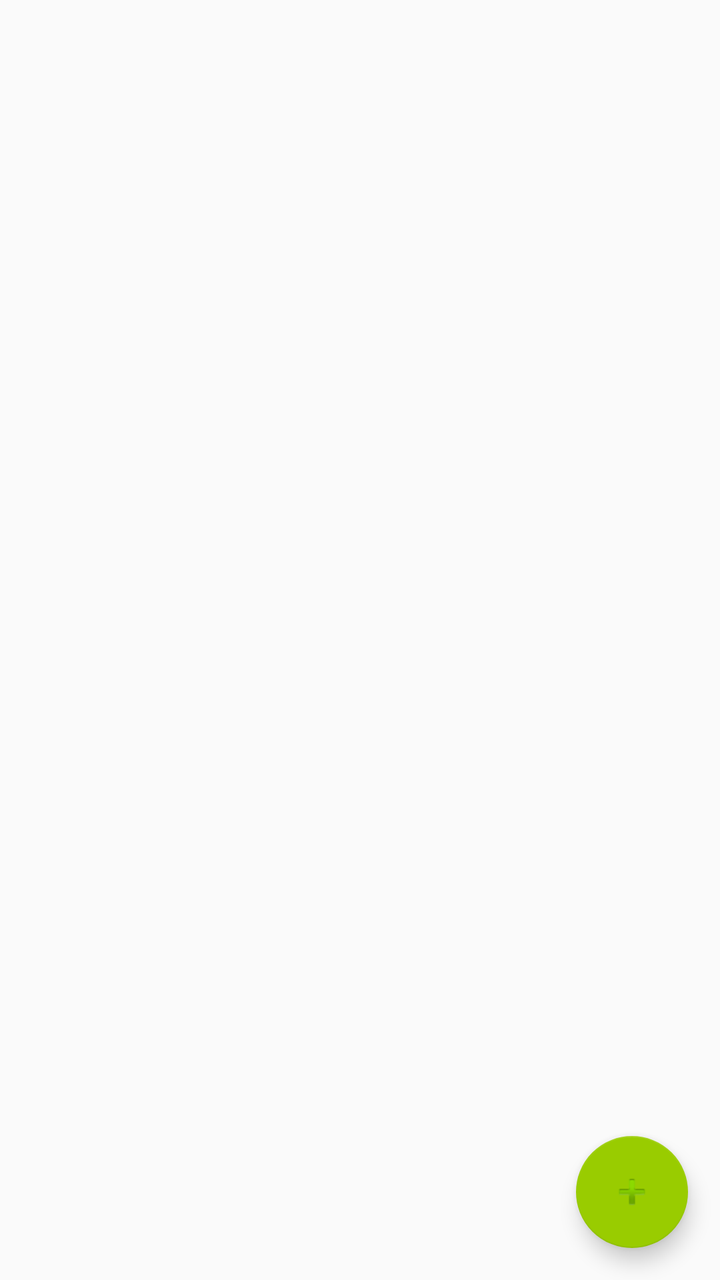
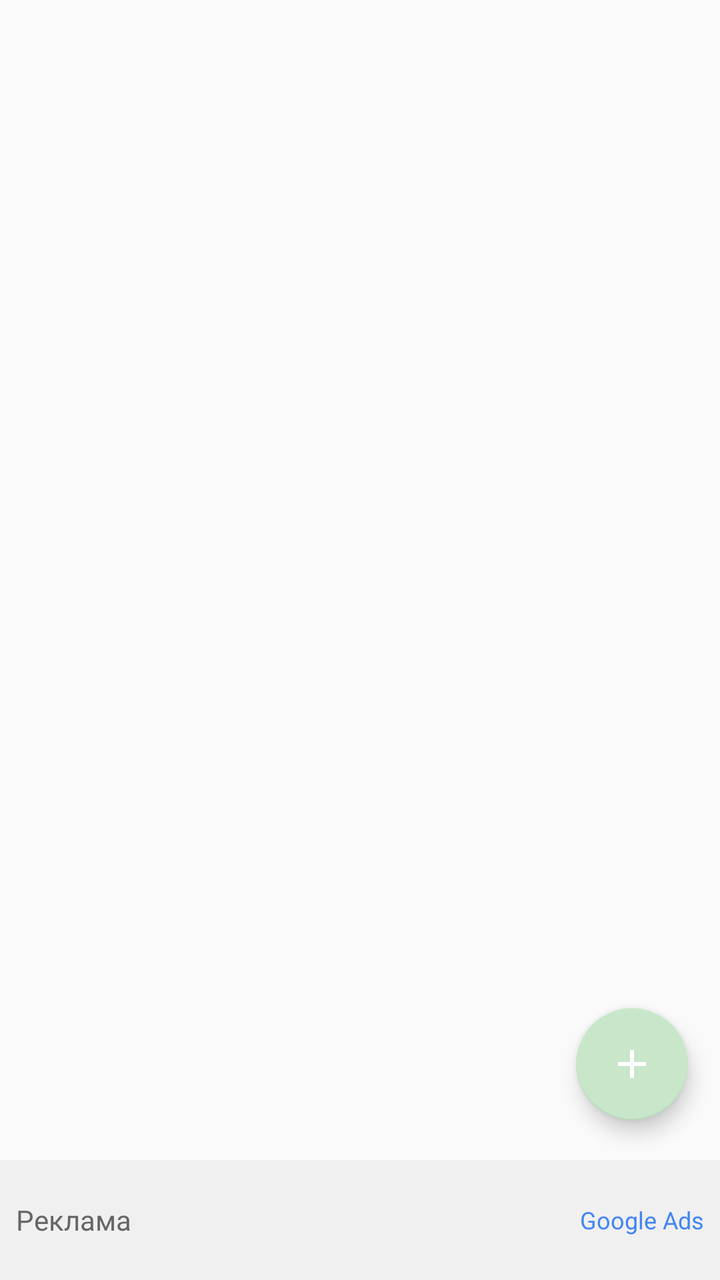

Two renders of the same Android screen: before a commit and after it. Below are the layout's source before the change and the commit's diff.
<!-- AndroidManifest.xml: application theme Theme.AppCompat.Light.DarkActionBar -->
<!-- res/layout/activity_tickets.xml -->
<?xml version="1.0" encoding="utf-8"?>
<androidx.coordinatorlayout.widget.CoordinatorLayout xmlns:android="http://schemas.android.com/apk/res/android"
    xmlns:app="http://schemas.android.com/apk/res-auto"
    android:layout_width="match_parent"
    android:layout_height="match_parent">

    <androidx.recyclerview.widget.RecyclerView
        android:id="@+id/recyclerViewTickets"
        android:layout_width="match_parent"
        android:layout_height="match_parent"
        android:padding="8dp" />

    <com.google.android.material.floatingactionbutton.FloatingActionButton
        android:id="@+id/fabAddTicket"
        android:layout_width="wrap_content"
        android:layout_height="wrap_content"
        android:layout_gravity="bottom|end"
        android:layout_margin="16dp"
        android:src="@android:drawable/ic_input_add"
        android:contentDescription="Додати квиток"
        app:backgroundTint="@android:color/holo_green_light" />

</androidx.coordinatorlayout.widget.CoordinatorLayout>
<!-- resources referenced by this layout -->
<resources>

</resources>

<!-- the commit's change to res/layout/activity_tickets.xml (unified diff, before → after) -->
@@ -4,20 +4,62 @@
     android:layout_width="match_parent"
     android:layout_height="match_parent">
 
-    <androidx.recyclerview.widget.RecyclerView
-        android:id="@+id/recyclerViewTickets"
+    <LinearLayout
         android:layout_width="match_parent"
         android:layout_height="match_parent"
-        android:padding="8dp" />
+        android:orientation="vertical">
 
+        
+        <androidx.recyclerview.widget.RecyclerView
+            android:id="@+id/recyclerViewTickets"
+            android:layout_width="match_parent"
+            android:layout_height="0dp"
+            android:layout_weight="1"
+            android:clipToPadding="false"
+            android:paddingBottom="80dp" />
+
+        
+        <LinearLayout
+            android:id="@+id/layoutAdBanner"
+            android:layout_width="match_parent"
+            android:layout_height="60dp"
+            android:background="#F0F0F0"
+            android:gravity="center"
+            android:orientation="horizontal"
+            android:padding="8dp">
+
+            <TextView
+                android:layout_width="wrap_content"
+                android:layout_height="wrap_content"
+                android:text="@string/ad_banner"
+                android:textColor="#666666"
+                android:textSize="14sp" />
+
+            <View
+                android:layout_width="0dp"
+                android:layout_height="1dp"
+                android:layout_weight="1" />
+
+            <TextView
+                android:layout_width="wrap_content"
+                android:layout_height="wrap_content"
+                android:text="Google Ads"
+                android:textColor="#4285F4"
+                android:textSize="12sp" />
+
+        </LinearLayout>
+
+    </LinearLayout>
+
+    
     <com.google.android.material.floatingactionbutton.FloatingActionButton
         android:id="@+id/fabAddTicket"
         android:layout_width="wrap_content"
         android:layout_height="wrap_content"
         android:layout_gravity="bottom|end"
-        android:layout_margin="16dp"
-        android:src="@android:drawable/ic_input_add"
-        android:contentDescription="Додати квиток"
-        app:backgroundTint="@android:color/holo_green_light" />
+        android:layout_marginBottom="80dp"
+        android:layout_marginEnd="16dp"
+        android:src="@drawable/ic_add"
+        app:backgroundTint="@color/pale_green" />
 
 </androidx.coordinatorlayout.widget.CoordinatorLayout>
<!-- resource entries referenced after the edit -->
@@ -1,5 +1,17 @@
 <!-- resources referenced by this layout -->
 <resources>
-
+  <color name="pale_green">#C8E6C9</color>
+  <!-- drawable ic_add (drawable) -->
+  <vector xmlns:android="http://schemas.android.com/apk/res/android"
+      android:width="24dp"
+      android:height="24dp"
+      android:viewportWidth="24"
+      android:viewportHeight="24"
+      android:tint="?attr/colorOnPrimary">
+    <path
+        android:fillColor="@android:color/white"
+        android:pathData="M19,13h-6v6h-2v-6H5v-2h6V5h2v6h6v2z"/>
+  </vector>
+  <string name="ad_banner">Реклама</string>
 </resources>
 
